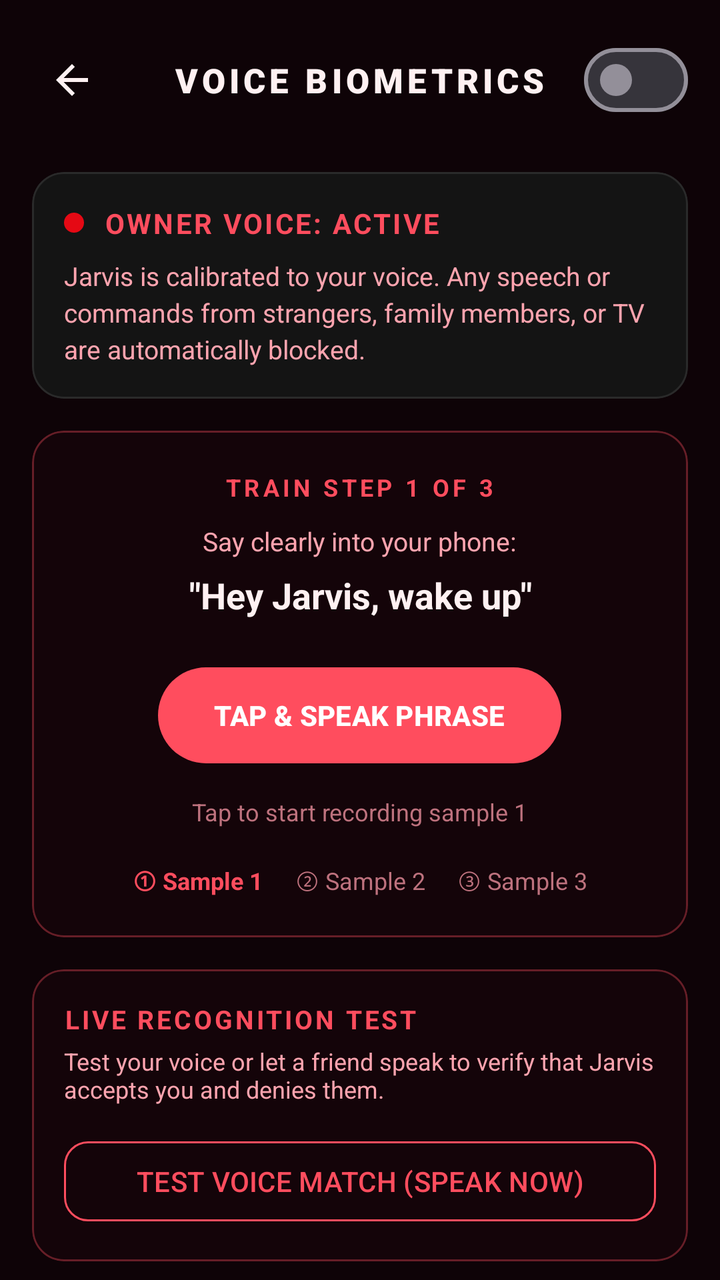
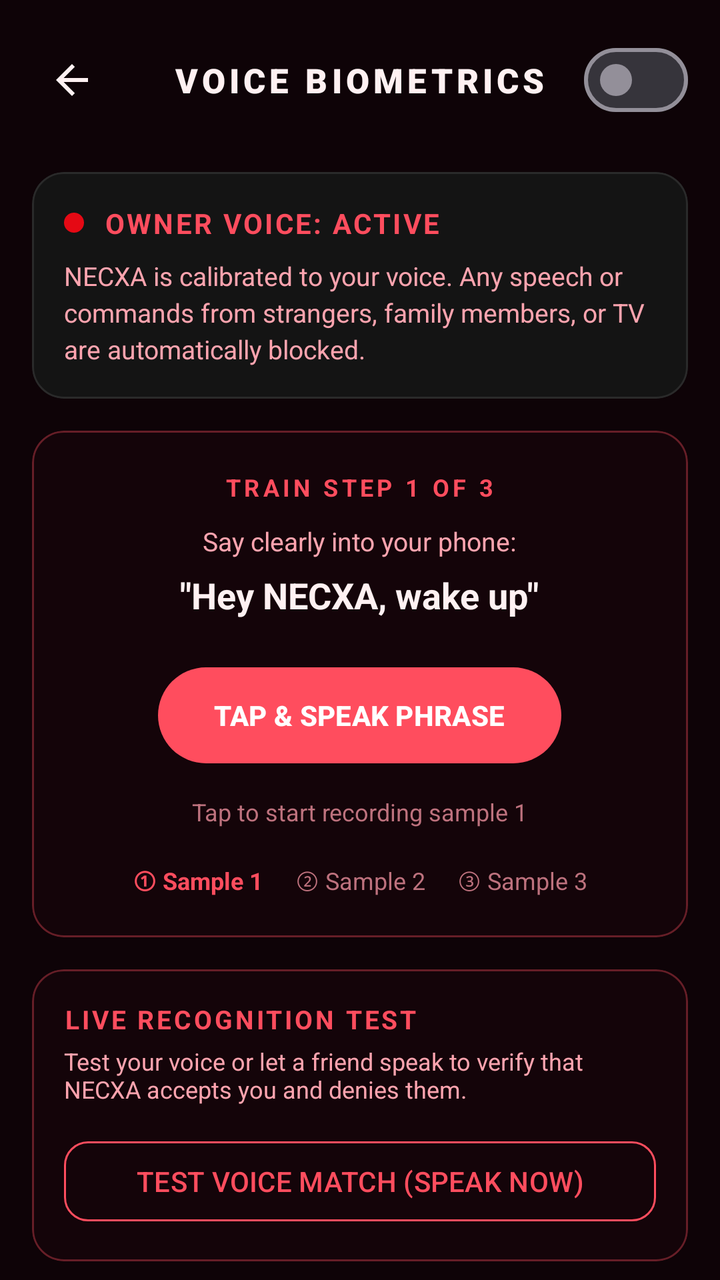

An Android layout rendered at two revisions. The XML below is the earlier revision; the diff shows what the commit changed to produce the second picture.
<!-- AndroidManifest.xml: application theme Theme.JarvisAssistant -->
<!-- res/layout/activity_voice_enrollment.xml -->
<?xml version="1.0" encoding="utf-8"?>
<LinearLayout xmlns:android="http://schemas.android.com/apk/res/android"
    xmlns:app="http://schemas.android.com/apk/res-auto"
    xmlns:tools="http://schemas.android.com/tools"
    android:layout_width="match_parent"
    android:layout_height="match_parent"
    android:background="?attr/themeBg"
    android:orientation="vertical">

    
    <androidx.constraintlayout.widget.ConstraintLayout
        android:layout_width="match_parent"
        android:layout_height="wrap_content"
        android:paddingStart="16dp"
        android:paddingEnd="16dp"
        android:paddingTop="16dp"
        android:paddingBottom="14dp">

        <ImageButton
            android:id="@+id/btnBack"
            android:layout_width="40dp"
            android:layout_height="40dp"
            android:background="?attr/selectableItemBackgroundBorderless"
            android:src="@drawable/ic_back"
            android:contentDescription="Back"
            app:tint="?attr/themeTextPrimary"
            app:layout_constraintStart_toStartOf="parent"
            app:layout_constraintTop_toTopOf="parent"
            app:layout_constraintBottom_toBottomOf="parent" />

        <TextView
            android:id="@+id/tvHeaderTitle"
            android:layout_width="wrap_content"
            android:layout_height="wrap_content"
            android:text="VOICE BIOMETRICS"
            android:textColor="?attr/themeTextPrimary"
            android:textSize="17sp"
            android:textStyle="bold"
            android:fontFamily="sans-serif-black"
            android:letterSpacing="0.12"
            app:layout_constraintStart_toStartOf="parent"
            app:layout_constraintEnd_toEndOf="parent"
            app:layout_constraintTop_toTopOf="parent"
            app:layout_constraintBottom_toBottomOf="parent" />

        <com.google.android.material.materialswitch.MaterialSwitch
            android:id="@+id/switchOwnerOnly"
            android:layout_width="wrap_content"
            android:layout_height="wrap_content"
            app:layout_constraintEnd_toEndOf="parent"
            app:layout_constraintTop_toTopOf="parent"
            app:layout_constraintBottom_toBottomOf="parent" />
    </androidx.constraintlayout.widget.ConstraintLayout>

    <ScrollView
        android:layout_width="match_parent"
        android:layout_height="match_parent"
        android:fillViewport="true"
        android:scrollbars="none">

        <LinearLayout
            android:layout_width="match_parent"
            android:layout_height="wrap_content"
            android:orientation="vertical"
            android:paddingHorizontal="16dp"
            android:paddingBottom="32dp">

            
            <com.google.android.material.card.MaterialCardView
                android:layout_width="match_parent"
                android:layout_height="wrap_content"
                android:layout_marginTop="8dp"
                app:cardBackgroundColor="@color/bg_card"
                app:cardCornerRadius="16dp"
                app:strokeColor="@color/border_subtle"
                app:strokeWidth="1dp">

                <LinearLayout
                    android:layout_width="match_parent"
                    android:layout_height="wrap_content"
                    android:orientation="vertical"
                    android:padding="16dp">

                    <LinearLayout
                        android:layout_width="match_parent"
                        android:layout_height="wrap_content"
                        android:gravity="center_vertical"
                        android:orientation="horizontal">

                        <View
                            android:id="@+id/viewStatusDot"
                            android:layout_width="10dp"
                            android:layout_height="10dp"
                            android:background="@drawable/circle_cyan" />

                        <TextView
                            android:id="@+id/tvEnrollmentStatus"
                            android:layout_width="0dp"
                            android:layout_height="wrap_content"
                            android:layout_marginStart="10dp"
                            android:layout_weight="1"
                            android:text="OWNER VOICE: ACTIVE"
                            android:textColor="?attr/themeAccent"
                            android:textSize="14sp"
                            android:textStyle="bold"
                            android:letterSpacing="0.08" />
                    </LinearLayout>

                    <TextView
                        android:id="@+id/tvStatusDescription"
                        android:layout_width="match_parent"
                        android:layout_height="wrap_content"
                        android:layout_marginTop="8dp"
                        android:text="Jarvis is calibrated to your voice. Any speech or commands from strangers, family members, or TV are automatically blocked."
                        android:textColor="?attr/themeTextSecondary"
                        android:textSize="13sp"
                        android:lineSpacingExtra="3dp" />
                </LinearLayout>
            </com.google.android.material.card.MaterialCardView>

            
            <com.google.android.material.card.MaterialCardView
                android:id="@+id/cardEnrollment"
                android:layout_width="match_parent"
                android:layout_height="wrap_content"
                android:layout_marginTop="16dp"
                app:cardBackgroundColor="?attr/themeCardBg"
                app:cardCornerRadius="16dp"
                app:strokeColor="?attr/themeCardBorder"
                app:strokeWidth="1dp">

                <LinearLayout
                    android:layout_width="match_parent"
                    android:layout_height="wrap_content"
                    android:gravity="center_horizontal"
                    android:orientation="vertical"
                    android:padding="20dp">

                    <TextView
                        android:id="@+id/tvStepIndicator"
                        android:layout_width="wrap_content"
                        android:layout_height="wrap_content"
                        android:text="TRAIN STEP 1 OF 3"
                        android:textColor="?attr/themeAccent"
                        android:textSize="12sp"
                        android:textStyle="bold"
                        android:letterSpacing="0.15" />

                    <TextView
                        android:id="@+id/tvPromptInstruction"
                        android:layout_width="wrap_content"
                        android:layout_height="wrap_content"
                        android:layout_marginTop="10dp"
                        android:text="Say clearly into your phone:"
                        android:textColor="?attr/themeTextSecondary"
                        android:textSize="13sp" />

                    <TextView
                        android:id="@+id/tvPromptPhrase"
                        android:layout_width="wrap_content"
                        android:layout_height="wrap_content"
                        android:layout_marginTop="6dp"
                        android:gravity="center"
                        android:text="&quot;Hey Jarvis, wake up&quot;"
                        android:textColor="?attr/themeTextPrimary"
                        android:textSize="18sp"
                        android:textStyle="bold" />

                    
                    <com.google.android.material.button.MaterialButton
                        android:id="@+id/btnRecordSample"
                        android:layout_width="wrap_content"
                        android:layout_height="56dp"
                        android:layout_marginTop="20dp"
                        android:paddingHorizontal="28dp"
                        android:text="TAP &amp; SPEAK PHRASE"
                        android:textColor="#FFFFFF"
                        android:textStyle="bold"
                        android:textSize="14sp"
                        app:backgroundTint="?attr/themeAccent"
                        app:cornerRadius="28dp" />

                    <TextView
                        android:id="@+id/tvRecordFeedback"
                        android:layout_width="wrap_content"
                        android:layout_height="wrap_content"
                        android:layout_marginTop="12dp"
                        android:text="Tap to start recording sample 1"
                        android:textColor="?attr/themeTextMuted"
                        android:textSize="12sp" />

                    
                    <LinearLayout
                        android:layout_width="wrap_content"
                        android:layout_height="wrap_content"
                        android:layout_marginTop="18dp"
                        android:gravity="center"
                        android:orientation="horizontal">

                        <TextView
                            android:id="@+id/tvStep1Dot"
                            android:layout_width="wrap_content"
                            android:layout_height="wrap_content"
                            android:text="① Sample 1"
                            android:textColor="?attr/themeAccent"
                            android:textSize="12sp"
                            android:textStyle="bold" />

                        <TextView
                            android:id="@+id/tvStep2Dot"
                            android:layout_width="wrap_content"
                            android:layout_height="wrap_content"
                            android:layout_marginStart="16dp"
                            android:text="② Sample 2"
                            android:textColor="?attr/themeTextMuted"
                            android:textSize="12sp" />

                        <TextView
                            android:id="@+id/tvStep3Dot"
                            android:layout_width="wrap_content"
                            android:layout_height="wrap_content"
                            android:layout_marginStart="16dp"
                            android:text="③ Sample 3"
                            android:textColor="?attr/themeTextMuted"
                            android:textSize="12sp" />
                    </LinearLayout>
                </LinearLayout>
            </com.google.android.material.card.MaterialCardView>

            
            <com.google.android.material.card.MaterialCardView
                android:layout_width="match_parent"
                android:layout_height="wrap_content"
                android:layout_marginTop="16dp"
                app:cardBackgroundColor="?attr/themeCardBg"
                app:cardCornerRadius="16dp"
                app:strokeColor="?attr/themeCardBorder"
                app:strokeWidth="1dp">

                <LinearLayout
                    android:layout_width="match_parent"
                    android:layout_height="wrap_content"
                    android:orientation="vertical"
                    android:padding="16dp">

                    <TextView
                        android:layout_width="wrap_content"
                        android:layout_height="wrap_content"
                        android:text="LIVE RECOGNITION TEST"
                        android:textColor="?attr/themeAccent"
                        android:textSize="13sp"
                        android:textStyle="bold"
                        android:letterSpacing="0.1" />

                    <TextView
                        android:layout_width="match_parent"
                        android:layout_height="wrap_content"
                        android:layout_marginTop="4dp"
                        android:text="Test your voice or let a friend speak to verify that Jarvis accepts you and denies them."
                        android:textColor="?attr/themeTextSecondary"
                        android:textSize="12sp" />

                    <com.google.android.material.button.MaterialButton
                        android:id="@+id/btnTestVoice"
                        style="@style/Widget.Material3.Button.OutlinedButton"
                        android:layout_width="match_parent"
                        android:layout_height="48dp"
                        android:layout_marginTop="14dp"
                        android:text="TEST VOICE MATCH (SPEAK NOW)"
                        android:textColor="?attr/themeAccent"
                        app:strokeColor="?attr/themeAccent"
                        app:cornerRadius="12dp" />

                    
                    <LinearLayout
                        android:id="@+id/layoutTestResult"
                        android:layout_width="match_parent"
                        android:layout_height="wrap_content"
                        android:layout_marginTop="12dp"
                        android:background="@drawable/bg_test_result"
                        android:orientation="vertical"
                        android:padding="12dp"
                        android:visibility="gone">

                        <TextView
                            android:id="@+id/tvTestVerdict"
                            android:layout_width="wrap_content"
                            android:layout_height="wrap_content"
                            android:text="VERIFIED: OWNER (94% MATCH)"
                            android:textColor="@color/status_green"
                            android:textSize="14sp"
                            android:textStyle="bold" />

                        <TextView
                            android:id="@+id/tvTestDetails"
                            android:layout_width="wrap_content"
                            android:layout_height="wrap_content"
                            android:layout_marginTop="2dp"
                            android:text="Cosine distance: 0.28 (Threshold: 0.50)"
                            android:textColor="?attr/themeTextSecondary"
                            android:textSize="11sp" />
                    </LinearLayout>
                </LinearLayout>
            </com.google.android.material.card.MaterialCardView>

            
            <com.google.android.material.card.MaterialCardView
                android:layout_width="match_parent"
                android:layout_height="wrap_content"
                android:layout_marginTop="16dp"
                app:cardBackgroundColor="?attr/themeCardBg"
                app:cardCornerRadius="16dp"
                app:strokeColor="?attr/themeCardBorder"
                app:strokeWidth="1dp">

                <LinearLayout
                    android:layout_width="match_parent"
                    android:layout_height="wrap_content"
                    android:orientation="vertical"
                    android:padding="16dp">

                    <TextView
                        android:layout_width="wrap_content"
                        android:layout_height="wrap_content"
                        android:text="SENSITIVITY / STRICTNESS"
                        android:textColor="?attr/themeAccent"
                        android:textSize="13sp"
                        android:textStyle="bold"
                        android:letterSpacing="0.1" />

                    <RadioGroup
                        android:id="@+id/rgSensitivity"
                        android:layout_width="match_parent"
                        android:layout_height="wrap_content"
                        android:layout_marginTop="10dp">

                        <RadioButton
                            android:id="@+id/rbStrict"
                            android:layout_width="match_parent"
                            android:layout_height="wrap_content"
                            android:text="Strict (High Security - Zero False Accepts)"
                            android:textColor="?attr/themeTextPrimary"
                            android:textSize="13sp" />

                        <RadioButton
                            android:id="@+id/rbBalanced"
                            android:layout_width="match_parent"
                            android:layout_height="wrap_content"
                            android:checked="true"
                            android:text="Balanced (Recommended - Optimal Everyday)"
                            android:textColor="?attr/themeTextPrimary"
                            android:textSize="13sp" />

                        <RadioButton
                            android:id="@+id/rbRelaxed"
                            android:layout_width="match_parent"
                            android:layout_height="wrap_content"
                            android:text="Relaxed (Forgiving - Best if you have a cold)"
                            android:textColor="?attr/themeTextPrimary"
                            android:textSize="13sp" />
                    </RadioGroup>
                </LinearLayout>
            </com.google.android.material.card.MaterialCardView>

            
            <com.google.android.material.button.MaterialButton
                android:id="@+id/btnClearProfile"
                style="@style/Widget.Material3.Button.OutlinedButton"
                android:layout_width="match_parent"
                android:layout_height="48dp"
                android:layout_marginTop="16dp"
                android:text="RESET / RE-ENROLL VOICE PROFILE"
                android:textColor="@color/status_red"
                app:strokeColor="@color/status_red"
                app:strokeWidth="1dp"
                android:textSize="13sp" />

        </LinearLayout>
    </ScrollView>
</LinearLayout>
<!-- resources referenced by this layout -->
<resources>
  <color name="bg_card">#141414</color>
  <color name="border_subtle">#2A2A2A</color>
  <color name="status_green">#10B981</color>
  <color name="status_red">#EF4444</color>
  <!-- drawable bg_test_result (drawable) -->
  <?xml version="1.0" encoding="utf-8"?>
  <shape xmlns:android="http://schemas.android.com/apk/res/android"
      android:shape="rectangle">
      <solid android:color="@color/bg_input" />
      <corners android:radius="12dp" />
      <stroke
          android:width="1dp"
          android:color="@color/border_subtle" />
  </shape>
  <!-- drawable circle_cyan (drawable) -->
  <?xml version="1.0" encoding="utf-8"?>
  <shape xmlns:android="http://schemas.android.com/apk/res/android"
      android:shape="oval">
      <solid android:color="@color/primary_cyan" />
  </shape>
  <!-- drawable ic_back (drawable) -->
  <vector xmlns:android="http://schemas.android.com/apk/res/android"
      android:width="24dp"
      android:height="24dp"
      android:viewportWidth="24"
      android:viewportHeight="24">
    <path
        android:fillColor="#F4F4F6"
        android:pathData="M20,11H7.83l5.59,-5.59L12,4l-8,8 8,8 1.41,-1.41L7.83,13H20v-2z"/>
  </vector>
  <style name="Theme.JarvisAssistant" parent="Theme.JarvisAssistant.Red" />
  <color name="bg_input">#1A1A1A</color>
  <color name="primary_cyan">#E50914</color>
  <!-- drawable bg_liquid_glow_red_1 (drawable) -->
  <?xml version="1.0" encoding="utf-8"?>
  <shape xmlns:android="http://schemas.android.com/apk/res/android"
      android:shape="oval">
      <gradient
          android:type="radial"
          android:gradientRadius="140dp"
          android:startColor="#33FF4D5E"
          android:centerColor="#14FF4D5E"
          android:endColor="#00FF4D5E" />
  </shape>
  <!-- drawable bg_liquid_glow_red_2 (drawable) -->
  <?xml version="1.0" encoding="utf-8"?>
  <shape xmlns:android="http://schemas.android.com/apk/res/android"
      android:shape="oval">
      <gradient
          android:type="radial"
          android:gradientRadius="130dp"
          android:startColor="#26FB7185"
          android:centerColor="#0FFB7185"
          android:endColor="#00FB7185" />
  </shape>
  <!-- drawable bg_liquid_glow_red_3 (drawable) -->
  <?xml version="1.0" encoding="utf-8"?>
  <shape xmlns:android="http://schemas.android.com/apk/res/android"
      android:shape="oval">
      <gradient
          android:type="radial"
          android:gradientRadius="140dp"
          android:startColor="#20F97316"
          android:centerColor="#0CF97316"
          android:endColor="#00F97316" />
  </shape>
  <!-- unchanged entries left out for length: 1 -->
</resources>

<!-- the commit's change to res/layout/activity_voice_enrollment.xml (unified diff, before → after) -->
@@ -111,7 +111,7 @@
                         android:layout_width="match_parent"
                         android:layout_height="wrap_content"
                         android:layout_marginTop="8dp"
-                        android:text="Jarvis is calibrated to your voice. Any speech or commands from strangers, family members, or TV are automatically blocked."
+                        android:text="NECXA is calibrated to your voice. Any speech or commands from strangers, family members, or TV are automatically blocked."
                         android:textColor="?attr/themeTextSecondary"
                         android:textSize="13sp"
                         android:lineSpacingExtra="3dp" />
@@ -161,7 +161,7 @@
                         android:layout_height="wrap_content"
                         android:layout_marginTop="6dp"
                         android:gravity="center"
-                        android:text="&quot;Hey Jarvis, wake up&quot;"
+                        android:text="&quot;Hey NECXA, wake up&quot;"
                         android:textColor="?attr/themeTextPrimary"
                         android:textSize="18sp"
                         android:textStyle="bold" />
@@ -256,7 +256,7 @@
                         android:layout_width="match_parent"
                         android:layout_height="wrap_content"
                         android:layout_marginTop="4dp"
-                        android:text="Test your voice or let a friend speak to verify that Jarvis accepts you and denies them."
+                        android:text="Test your voice or let a friend speak to verify that NECXA accepts you and denies them."
                         android:textColor="?attr/themeTextSecondary"
                         android:textSize="12sp" />
 
